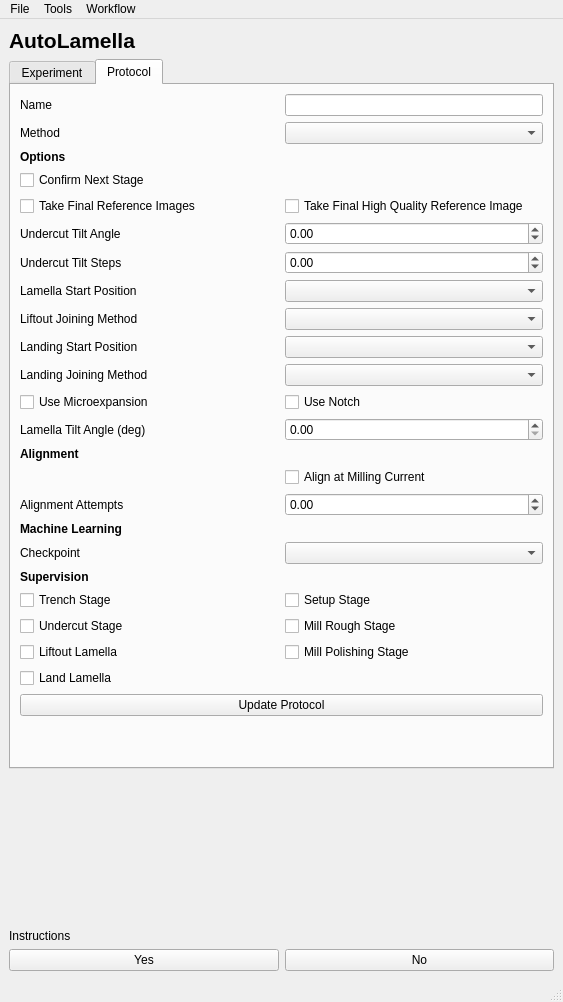
DeMarcoLab/autolamella, file autolamella/ui/qt/AutoLamellaUI.ui: the form before one commit.
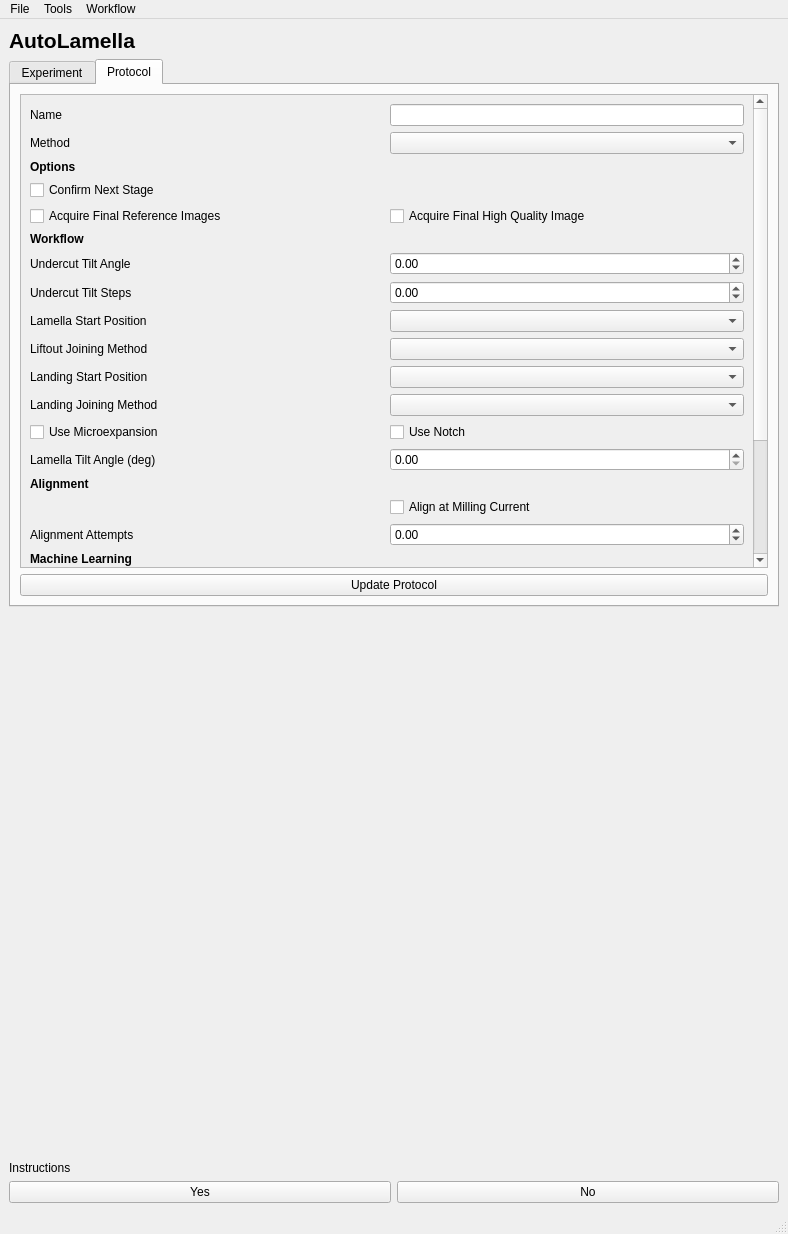
The form after the commit. The open tabs and pages were chosen to show the change.

Commit message: add hq image, add checkpoint to ml logs

Patch:
```diff
--- a/autolamella/ui/qt/AutoLamellaUI.ui
+++ b/autolamella/ui/qt/AutoLamellaUI.ui
@@ -6,8 +6,8 @@
    <rect>
     <x>0</x>
     <y>0</y>
-    <width>563</width>
-    <height>1002</height>
+    <width>788</width>
+    <height>1234</height>
    </rect>
   </property>
   <property name="baseSize">
@@ -670,119 +670,128 @@
         <string>Protocol</string>
        </attribute>
        <layout class="QGridLayout" name="gridLayout_2">
-        <item row="7" column="0">
-         <widget class="QLabel" name="label_options_lamella_start_position">
-          <property name="text">
-           <string>Lamella Start Position</string>
-          </property>
-         </widget>
-        </item>
-        <item row="21" column="0">
-         <widget class="QCheckBox" name="checkBox_supervise_liftout">
-          <property name="enabled">
-           <bool>true</bool>
-          </property>
-          <property name="text">
-           <string>Liftout Lamella</string>
-          </property>
-         </widget>
-        </item>
-        <item row="4" column="0">
-         <widget class="QCheckBox" name="checkBox_take_final_reference_images">
-          <property name="text">
-           <string>Take Final Reference Images</string>
-          </property>
-         </widget>
-        </item>
-        <item row="10" column="0">
-         <widget class="QLabel" name="label_options_landing_joining_method">
-          <property name="text">
-           <string>Landing Joining Method</string>
-          </property>
-         </widget>
-        </item>
-        <item row="19" column="0">
-         <widget class="QCheckBox" name="checkBox_trench">
-          <property name="text">
-           <string>Trench Stage</string>
-          </property>
-         </widget>
-        </item>
-        <item row="8" column="0">
-         <widget class="QLabel" name="label_options_liftout_joining_method">
-          <property name="text">
-           <string>Liftout Joining Method</string>
-          </property>
-         </widget>
-        </item>
-        <item row="5" column="0">
-         <widget class="QLabel" name="label_protocol_undercut_tilt_angle">
-          <property name="text">
-           <string>Undercut Tilt Angle</string>
-          </property>
-         </widget>
-        </item>
-        <item row="5" column="1">
-         <widget class="QDoubleSpinBox" name="doubleSpinBox_undercut_tilt">
-          <property name="minimum">
-           <double>-180.000000000000000</double>
-          </property>
-          <property name="maximum">
-           <double>180.000000000000000</double>
-          </property>
-         </widget>
-        </item>
         <item row="24" column="0" colspan="2">
-         <spacer name="verticalSpacer_2">
-          <property name="orientation">
-           <enum>Qt::Vertical</enum>
+         <widget class="QPushButton" name="pushButton_update_protocol">
+          <property name="text">
+           <string>Update Protocol</string>
           </property>
-          <property name="sizeHint" stdset="0">
+         </widget>
+        </item>
+        <item row="0" column="0" colspan="2">
+         <widget class="QScrollArea" name="scrollArea">
+          <property name="minimumSize">
            <size>
-            <width>20</width>
-            <height>40</height>
+            <width>0</width>
+            <height>0</height>
            </size>
           </property>
-         </spacer>
+          <property name="widgetResizable">
+           <bool>true</bool>
+          </property>
+          <widget class="QWidget" name="scrollAreaWidgetContents">
+           <property name="geometry">
+            <rect>
+             <x>0</x>
+             <y>0</y>
+             <width>732</width>
+             <height>710</height>
+            </rect>
+           </property>
+           <layout class="QGridLayout" name="gridLayout_4">
+            <item row="19" column="1">
+             <widget class="QComboBox" name="comboBox_ml_checkpoint"/>
+            </item>
+            <item row="13" column="1">
+             <widget class="QCheckBox" name="checkBox_use_notch">
+              <property name="text">
+               <string>Use Notch</string>
+              </property>
+             </widget>
         </item>
         <item row="10" column="1">
-         <widget class="QComboBox" name="comboBox_options_landing_joining_method"/>
-        </item>
-        <item row="21" column="1">
+             <widget class="QComboBox" name="comboBox_options_liftout_joining_method"/>
+            </item>
+            <item row="1" column="1">
+             <widget class="QComboBox" name="comboBox_method"/>
+            </item>
+            <item row="11" column="1">
+             <widget class="QComboBox" name="comboBox_options_landing_start_position"/>
+            </item>
+            <item row="6" column="0" colspan="2">
+             <widget class="QLabel" name="label">
+              <property name="font">
+               <font>
+                <weight>75</weight>
+                <bold>true</bold>
+               </font>
+              </property>
+              <property name="text">
+               <string>Workflow</string>
+              </property>
+             </widget>
+            </item>
+            <item row="22" column="0">
+             <widget class="QCheckBox" name="checkBox_undercut">
+              <property name="text">
+               <string>Undercut Stage</string>
+              </property>
+             </widget>
+            </item>
+            <item row="17" column="1">
+             <widget class="QDoubleSpinBox" name="beamshift_attempts">
+              <property name="minimum">
+               <double>-180.000000000000000</double>
+              </property>
+              <property name="maximum">
+               <double>180.000000000000000</double>
+              </property>
+             </widget>
+            </item>
+            <item row="16" column="1">
+             <widget class="QCheckBox" name="checkBox_align_at_milling_current">
+              <property name="text">
+               <string>Align at Milling Current</string>
+              </property>
+             </widget>
+            </item>
+            <item row="13" column="0">
+             <widget class="QCheckBox" name="checkBox_use_microexpansion">
+              <property name="text">
+               <string>Use Microexpansion</string>
+              </property>
+             </widget>
+            </item>
+            <item row="23" column="1">
          <widget class="QCheckBox" name="checkBox_supervise_mill_polishing">
           <property name="text">
            <string>Mill Polishing Stage</string>
           </property>
          </widget>
         </item>
-        <item row="6" column="0">
+            <item row="0" column="0">
+             <widget class="QLabel" name="label_protocol_name_2">
+              <property name="text">
+               <string>Name</string>
+              </property>
+             </widget>
+            </item>
+            <item row="8" column="1">
+             <widget class="QDoubleSpinBox" name="doubleSpinBox_undercut_step">
+              <property name="minimum">
+               <double>-180.000000000000000</double>
+              </property>
+              <property name="maximum">
+               <double>180.000000000000000</double>
+              </property>
+             </widget>
+            </item>
+            <item row="8" column="0">
          <widget class="QLabel" name="label_protocol_undercut_tilt_step">
           <property name="text">
            <string>Undercut Tilt Steps</string>
           </property>
          </widget>
         </item>
-        <item row="15" column="0">
-         <widget class="QLabel" name="beamShiftAttemptsLabel">
-          <property name="text">
-           <string>Alignment Attempts</string>
-          </property>
-         </widget>
-        </item>
-        <item row="9" column="0">
-         <widget class="QLabel" name="label_options_landing_start_position">
-          <property name="text">
-           <string>Landing Start Position</string>
-          </property>
-         </widget>
-        </item>
-        <item row="20" column="0">
-         <widget class="QCheckBox" name="checkBox_undercut">
-          <property name="text">
-           <string>Undercut Stage</string>
-          </property>
-         </widget>
-        </item>
         <item row="0" column="1">
          <widget class="QLineEdit" name="lineEdit_name">
           <property name="sizePolicy">
@@ -793,125 +802,87 @@
           </property>
          </widget>
         </item>
-        <item row="23" column="0" colspan="2">
-         <widget class="QPushButton" name="pushButton_update_protocol">
-          <property name="text">
-           <string>Update Protocol</string>
-          </property>
-         </widget>
-        </item>
-        <item row="19" column="1">
-         <widget class="QCheckBox" name="checkBox_setup">
+            <item row="23" column="0">
+             <widget class="QCheckBox" name="checkBox_supervise_liftout">
+              <property name="enabled">
+               <bool>true</bool>
+              </property>
           <property name="text">
            <string>Setup Stage</string>
           </property>
          </widget>
         </item>
-        <item row="16" column="0">
-         <widget class="QLabel" name="label_ml_header">
-          <property name="font">
-           <font>
-            <weight>75</weight>
-            <bold>true</bold>
-           </font>
-          </property>
+            <item row="1" column="0">
+             <widget class="QLabel" name="label_protocol_method">
           <property name="text">
-           <string>Machine Learning</string>
+               <string>Method</string>
           </property>
          </widget>
         </item>
-        <item row="20" column="1">
+            <item row="22" column="1">
          <widget class="QCheckBox" name="checkBox_supervise_mill_rough">
           <property name="text">
            <string>Mill Rough Stage</string>
           </property>
          </widget>
         </item>
-        <item row="18" column="0">
-         <widget class="QLabel" name="label_supervise_header">
-          <property name="font">
-           <font>
-            <weight>75</weight>
-            <bold>true</bold>
-           </font>
-          </property>
+            <item row="7" column="0">
+             <widget class="QLabel" name="label_protocol_undercut_tilt_angle">
           <property name="text">
-           <string>Supervision</string>
+               <string>Undercut Tilt Angle</string>
           </property>
          </widget>
         </item>
-        <item row="6" column="1">
-         <widget class="QDoubleSpinBox" name="doubleSpinBox_undercut_step">
-          <property name="minimum">
-           <double>-180.000000000000000</double>
-          </property>
-          <property name="maximum">
-           <double>180.000000000000000</double>
-          </property>
-         </widget>
-        </item>
-        <item row="9" column="1">
-         <widget class="QComboBox" name="comboBox_options_landing_start_position"/>
-        </item>
-        <item row="0" column="0">
-         <widget class="QLabel" name="label_protocol_name_2">
-          <property name="text">
-           <string>Name</string>
-          </property>
-         </widget>
-        </item>
-        <item row="15" column="1">
-         <widget class="QDoubleSpinBox" name="beamshift_attempts">
-          <property name="minimum">
-           <double>-180.000000000000000</double>
-          </property>
-          <property name="maximum">
-           <double>180.000000000000000</double>
-          </property>
-         </widget>
-        </item>
-        <item row="12" column="1">
-         <widget class="QDoubleSpinBox" name="doubleSpinBox_lamella_tilt_angle"/>
-        </item>
-        <item row="7" column="1">
-         <widget class="QComboBox" name="comboBox_options_lamella_start_position"/>
-        </item>
-        <item row="4" column="1">
-         <widget class="QCheckBox" name="checkBox_take_final_high_quality_reference">
-          <property name="text">
-           <string>Take Final High Quality Reference Image</string>
-          </property>
-         </widget>
-        </item>
-        <item row="14" column="1">
-         <widget class="QCheckBox" name="checkBox_align_at_milling_current">
-          <property name="text">
-           <string>Align at Milling Current</string>
-          </property>
-         </widget>
-        </item>
-        <item row="17" column="0">
-         <widget class="QLabel" name="label_ml_checkpoint">
-          <property name="text">
-           <string>Checkpoint</string>
-          </property>
-         </widget>
-        </item>
-        <item row="12" column="0">
+            <item row="14" column="0">
          <widget class="QLabel" name="label_lamella_tilt_angle">
           <property name="text">
            <string>Lamella Tilt Angle (deg)</string>
           </property>
          </widget>
         </item>
-        <item row="1" column="0">
-         <widget class="QLabel" name="label_protocol_method">
+            <item row="18" column="0">
+             <widget class="QLabel" name="label_ml_header">
+              <property name="font">
+               <font>
+                <weight>75</weight>
+                <bold>true</bold>
+               </font>
+              </property>
           <property name="text">
-           <string>Method</string>
+               <string>Machine Learning</string>
           </property>
          </widget>
         </item>
-        <item row="13" column="0" colspan="2">
+            <item row="25" column="0" colspan="2">
+             <spacer name="verticalSpacer_2">
+              <property name="orientation">
+               <enum>Qt::Vertical</enum>
+              </property>
+              <property name="sizeHint" stdset="0">
+               <size>
+                <width>20</width>
+                <height>40</height>
+               </size>
+              </property>
+             </spacer>
+            </item>
+            <item row="24" column="0">
+             <widget class="QCheckBox" name="checkBox_supervise_landing">
+              <property name="enabled">
+               <bool>true</bool>
+              </property>
+              <property name="text">
+               <string>Land Lamella</string>
+              </property>
+             </widget>
+            </item>
+            <item row="14" column="1">
+             <widget class="QDoubleSpinBox" name="doubleSpinBox_lamella_tilt_angle"/>
+            </item>
+            <item row="12" column="1">
+             <widget class="QComboBox" name="comboBox_options_landing_joining_method"/>
+            </item>
+            <item row="15" column="0">
          <widget class="QLabel" name="label_alignment_header">
           <property name="font">
            <font>
@@ -925,11 +896,73 @@
           </property>
          </widget>
         </item>
-        <item row="17" column="1">
-         <widget class="QComboBox" name="comboBox_ml_checkpoint"/>
-        </item>
-        <item row="8" column="1">
-         <widget class="QComboBox" name="comboBox_options_liftout_joining_method"/>
+            <item row="10" column="0">
+             <widget class="QLabel" name="label_options_liftout_joining_method">
+              <property name="text">
+               <string>Liftout Joining Method</string>
+              </property>
+             </widget>
+            </item>
+            <item row="20" column="0">
+             <widget class="QLabel" name="label_supervise_header">
+              <property name="font">
+               <font>
+                <weight>75</weight>
+                <bold>true</bold>
+               </font>
+              </property>
+              <property name="text">
+               <string>Supervision</string>
+              </property>
+             </widget>
+            </item>
+            <item row="21" column="0">
+             <widget class="QCheckBox" name="checkBox_trench">
+              <property name="text">
+               <string>Trench Stage</string>
+              </property>
+             </widget>
+            </item>
+            <item row="11" column="0">
+             <widget class="QLabel" name="label_options_landing_start_position">
+              <property name="text">
+               <string>Landing Start Position</string>
+              </property>
+             </widget>
+            </item>
+            <item row="7" column="1">
+             <widget class="QDoubleSpinBox" name="doubleSpinBox_undercut_tilt">
+              <property name="minimum">
+               <double>-180.000000000000000</double>
+              </property>
+              <property name="maximum">
+               <double>180.000000000000000</double>
+              </property>
+             </widget>
+            </item>
+            <item row="19" column="0">
+             <widget class="QLabel" name="label_ml_checkpoint">
+              <property name="text">
+               <string>Checkpoint</string>
+              </property>
+             </widget>
+            </item>
+            <item row="21" column="1">
+             <widget class="QCheckBox" name="checkBox_setup">
+              <property name="text">
+               <string>Setup Stage</string>
+              </property>
+             </widget>
+            </item>
+            <item row="9" column="1">
+             <widget class="QComboBox" name="comboBox_options_lamella_start_position"/>
+            </item>
+            <item row="9" column="0">
+             <widget class="QLabel" name="label_options_lamella_start_position">
+              <property name="text">
+               <string>Lamella Start Position</string>
+              </property>
+             </widget>
         </item>
         <item row="2" column="0">
          <widget class="QLabel" name="label_options_header">
@@ -944,8 +977,12 @@
           </property>
          </widget>
         </item>
-        <item row="1" column="1">
-         <widget class="QComboBox" name="comboBox_method"/>
+            <item row="4" column="0">
+             <widget class="QCheckBox" name="checkBox_take_final_reference_images">
+              <property name="text">
+               <string>Acquire Final Reference Images</string>
+              </property>
+             </widget>
         </item>
         <item row="3" column="0">
          <widget class="QCheckBox" name="checkBox_options_confirm_next_stage">
@@ -954,28 +991,29 @@
           </property>
          </widget>
         </item>
-        <item row="22" column="0">
-         <widget class="QCheckBox" name="checkBox_supervise_landing">
-          <property name="enabled">
-           <bool>true</bool>
-          </property>
+            <item row="12" column="0">
+             <widget class="QLabel" name="label_options_landing_joining_method">
           <property name="text">
-           <string>Land Lamella</string>
+               <string>Landing Joining Method</string>
           </property>
          </widget>
         </item>
-        <item row="11" column="0">
-         <widget class="QCheckBox" name="checkBox_use_microexpansion">
+            <item row="17" column="0">
+             <widget class="QLabel" name="beamShiftAttemptsLabel">
           <property name="text">
-           <string>Use Microexpansion</string>
+               <string>Alignment Attempts</string>
           </property>
          </widget>
         </item>
-        <item row="11" column="1">
-         <widget class="QCheckBox" name="checkBox_use_notch">
+            <item row="4" column="1">
+             <widget class="QCheckBox" name="checkBox_take_final_high_quality_reference">
           <property name="text">
-           <string>Use Notch</string>
-          </property>
+               <string>Acquire Final High Quality Image</string>
+              </property>
+             </widget>
+            </item>
+           </layout>
+          </widget>
          </widget>
         </item>
        </layout>
@@ -1033,7 +1071,7 @@
     <rect>
      <x>0</x>
      <y>0</y>
-     <width>563</width>
+     <width>788</width>
      <height>22</height>
     </rect>
    </property>
```
Left out of the diff: 4 changed lines with no effect on the pictures. Lines whose indentation alone changed are shown as unchanged. The commit also changes 8 other files.
